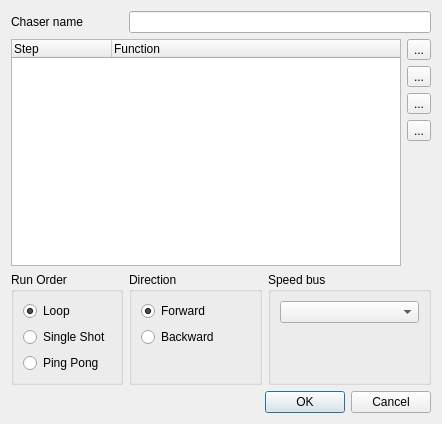
First picture: the form in trunk/ui/src/chasereditor.ui, repository Bondzio/qlc, before the edit.
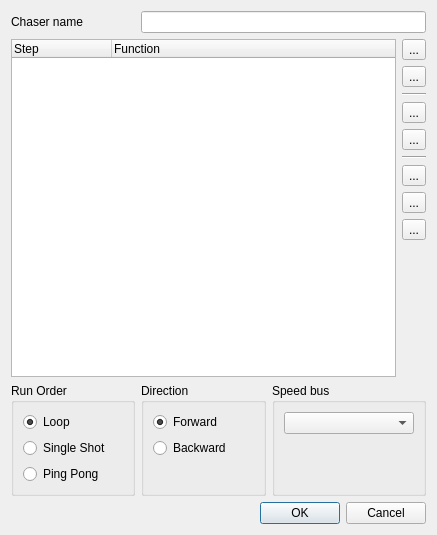
Second picture: the form after the edit. Icons and pictures are not drawn.

Commit message: Removed Chaser::raiseStep() and ::lowerStep(). Added Chaser::clear(). Changed chaser editor to behave like VCCueListProperties.

What changed in the file:
```diff
--- a/trunk/ui/src/chasereditor.ui
+++ b/trunk/ui/src/chasereditor.ui
@@ -1,22 +1,22 @@
 <ui version="4.0" >
  <class>ChaserEditor</class>
- <widget class="QDialog" name="ChaserEditor" >
-  <property name="geometry" >
+ <widget class="QDialog" name="ChaserEditor">
+  <property name="geometry">
    <rect>
     <x>0</x>
     <y>0</y>
-    <width>442</width>
-    <height>424</height>
+    <width>437</width>
+    <height>535</height>
    </rect>
   </property>
   <property name="windowTitle" >
    <string>Chaser editor</string>
   </property>
-  <layout class="QGridLayout" name="gridLayout" >
-   <item row="0" column="0" >
-    <widget class="QLabel" name="m_nameLabel" >
-     <property name="sizePolicy" >
-      <sizepolicy vsizetype="Preferred" hsizetype="Maximum" >
+  <layout class="QGridLayout" name="gridLayout">
+   <item row="0" column="0">
+    <widget class="QLabel" name="m_nameLabel">
+     <property name="sizePolicy">
+      <sizepolicy hsizetype="Preferred" vsizetype="Preferred">
        <horstretch>0</horstretch>
        <verstretch>0</verstretch>
       </sizepolicy>
@@ -39,10 +39,10 @@
      </property>
     </widget>
    </item>
-   <item rowspan="5" row="1" column="0" colspan="3" >
-    <widget class="QTreeWidget" name="m_tree" >
-     <property name="sizePolicy" >
-      <sizepolicy vsizetype="Expanding" hsizetype="Expanding" >
+   <item row="1" column="0" rowspan="10" colspan="3">
+    <widget class="QTreeWidget" name="m_list">
+     <property name="sizePolicy">
+      <sizepolicy hsizetype="Expanding" vsizetype="Expanding">
        <horstretch>0</horstretch>
        <verstretch>1</verstretch>
       </sizepolicy>
@@ -108,9 +108,9 @@
      </property>
     </widget>
    </item>
-   <item row="3" column="3" >
-    <widget class="QToolButton" name="m_raise" >
-     <property name="toolTip" >
+   <item row="4" column="3">
+    <widget class="QToolButton" name="m_raise">
+     <property name="toolTip">
       <string>Raise the selected step once</string>
      </property>
      <property name="text" >
@@ -128,9 +128,9 @@
      </property>
     </widget>
    </item>
-   <item row="4" column="3" >
-    <widget class="QToolButton" name="m_lower" >
-     <property name="toolTip" >
+   <item row="5" column="3">
+    <widget class="QToolButton" name="m_lower">
+     <property name="toolTip">
       <string>Lower the selected step once</string>
      </property>
      <property name="text" >
@@ -148,7 +148,7 @@
      </property>
     </widget>
    </item>
-   <item row="5" column="3" >
+   <item row="10" column="3">
     <spacer>
      <property name="orientation" >
       <enum>Qt::Vertical</enum>
@@ -161,9 +161,9 @@
      </property>
     </spacer>
    </item>
-   <item row="6" column="0" >
-    <widget class="QGroupBox" name="groupBox" >
-     <property name="title" >
+   <item row="11" column="0">
+    <widget class="QGroupBox" name="groupBox">
+     <property name="title">
       <string>Run Order</string>
      </property>
      <layout class="QVBoxLayout" name="verticalLayout_2" >
@@ -203,9 +203,9 @@
      </layout>
     </widget>
    </item>
-   <item row="6" column="1" >
-    <widget class="QGroupBox" name="groupBox_2" >
-     <property name="title" >
+   <item row="11" column="1">
+    <widget class="QGroupBox" name="groupBox_2">
+     <property name="title">
       <string>Direction</string>
      </property>
      <layout class="QVBoxLayout" name="verticalLayout_3" >
@@ -251,9 +251,9 @@
      </layout>
     </widget>
    </item>
-   <item row="6" column="2" colspan="2" >
-    <widget class="QGroupBox" name="groupBox_3" >
-     <property name="title" >
+   <item row="11" column="2" colspan="2">
+    <widget class="QGroupBox" name="groupBox_3">
+     <property name="title">
       <string>Speed bus</string>
      </property>
      <layout class="QVBoxLayout" name="verticalLayout" >
@@ -279,9 +279,9 @@
      </layout>
     </widget>
    </item>
-   <item row="7" column="0" colspan="4" >
-    <widget class="QDialogButtonBox" name="m_buttonBox" >
-     <property name="orientation" >
+   <item row="12" column="0" colspan="4">
+    <widget class="QDialogButtonBox" name="m_buttonBox">
+     <property name="orientation">
       <enum>Qt::Horizontal</enum>
      </property>
      <property name="standardButtons" >
@@ -289,6 +289,71 @@
      </property>
     </widget>
    </item>
+   <item row="7" column="3">
+    <widget class="QToolButton" name="m_cutButton">
+     <property name="text">
+      <string>...</string>
+     </property>
+     <property name="icon">
+      <iconset resource="main.qrc">
+       <normaloff>:/editcut.png</normaloff>:/editcut.png</iconset>
+     </property>
+     <property name="iconSize">
+      <size>
+       <width>26</width>
+       <height>26</height>
+      </size>
+     </property>
+    </widget>
+   </item>
+   <item row="8" column="3">
+    <widget class="QToolButton" name="m_copyButton">
+     <property name="text">
+      <string>...</string>
+     </property>
+     <property name="icon">
+      <iconset resource="main.qrc">
+       <normaloff>:/editcopy.png</normaloff>:/editcopy.png</iconset>
+     </property>
+     <property name="iconSize">
+      <size>
+       <width>26</width>
+       <height>26</height>
+      </size>
+     </property>
+    </widget>
+   </item>
+   <item row="9" column="3">
+    <widget class="QToolButton" name="m_pasteButton">
+     <property name="text">
+      <string>...</string>
+     </property>
+     <property name="icon">
+      <iconset resource="main.qrc">
+       <normaloff>:/editpaste.png</normaloff>:/editpaste.png</iconset>
+     </property>
+     <property name="iconSize">
+      <size>
+       <width>26</width>
+       <height>26</height>
+      </size>
+     </property>
+    </widget>
+   </item>
+   <item row="3" column="3">
+    <widget class="Line" name="line">
+     <property name="orientation">
+      <enum>Qt::Horizontal</enum>
+     </property>
+    </widget>
+   </item>
+   <item row="6" column="3">
+    <widget class="Line" name="line_2">
+     <property name="orientation">
+      <enum>Qt::Horizontal</enum>
+     </property>
+    </widget>
+   </item>
   </layout>
  </widget>
  <resources>
```
Left out of the diff: 148 changed lines with no effect on the pictures. The commit also changes 5 other files.
